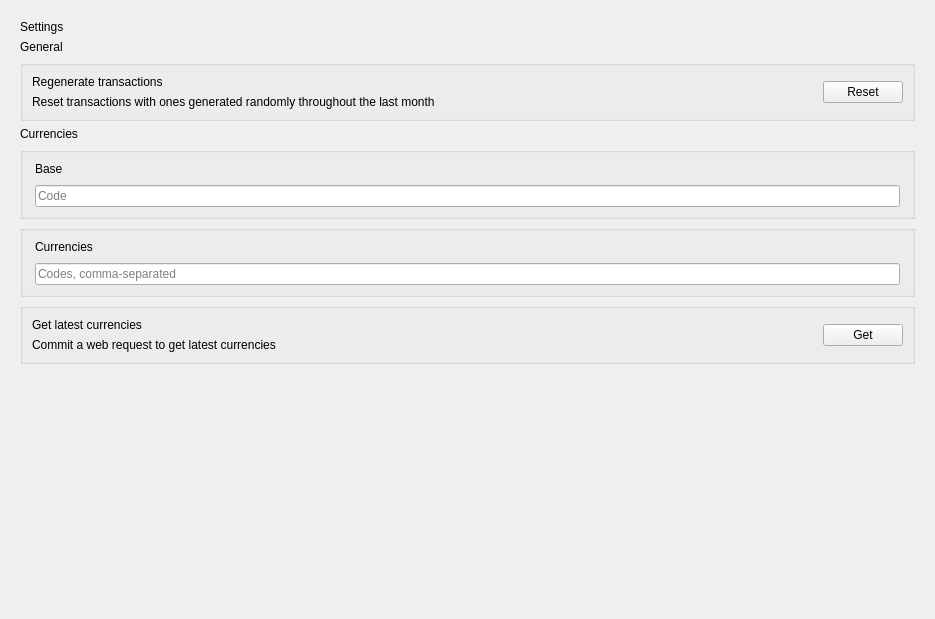
Old version of the form Desktop/Pages/Settings/SettingsPage.ui in the repository david4more/CoinWarden.
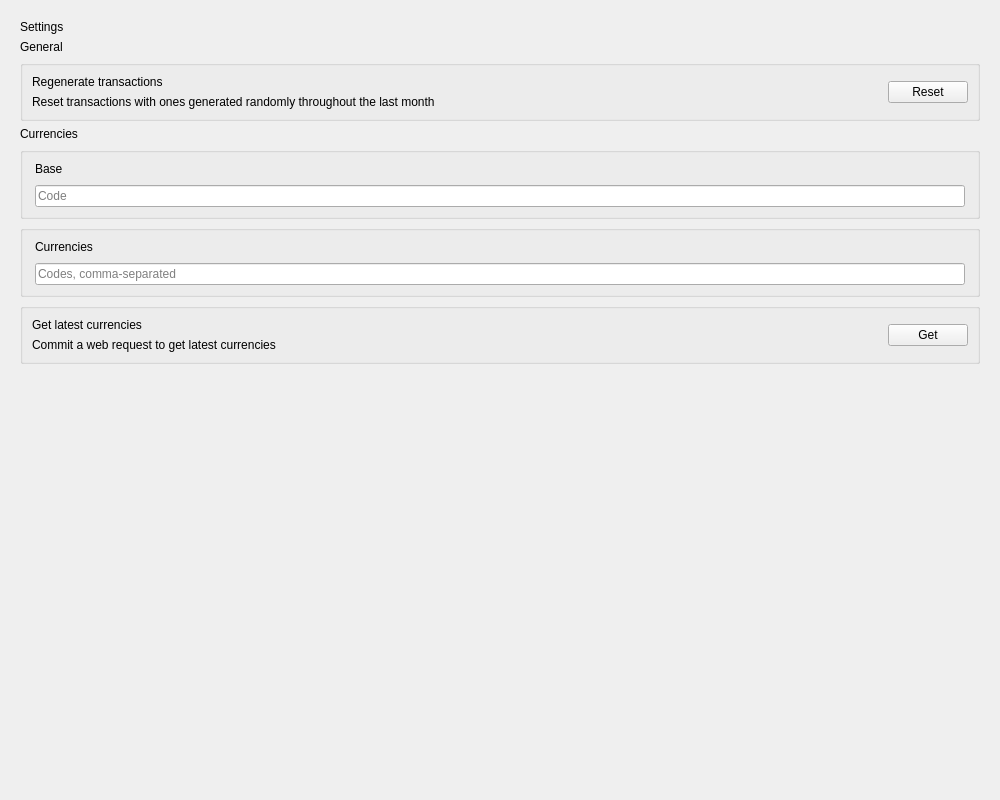
New version of the form.

```diff
--- a/Desktop/Pages/Settings/SettingsPage.ui
+++ b/Desktop/Pages/Settings/SettingsPage.ui
@@ -6,8 +6,8 @@
    <rect>
     <x>0</x>
     <y>0</y>
-    <width>935</width>
-    <height>619</height>
+    <width>1000</width>
+    <height>800</height>
    </rect>
   </property>
   <property name="windowTitle">
```
